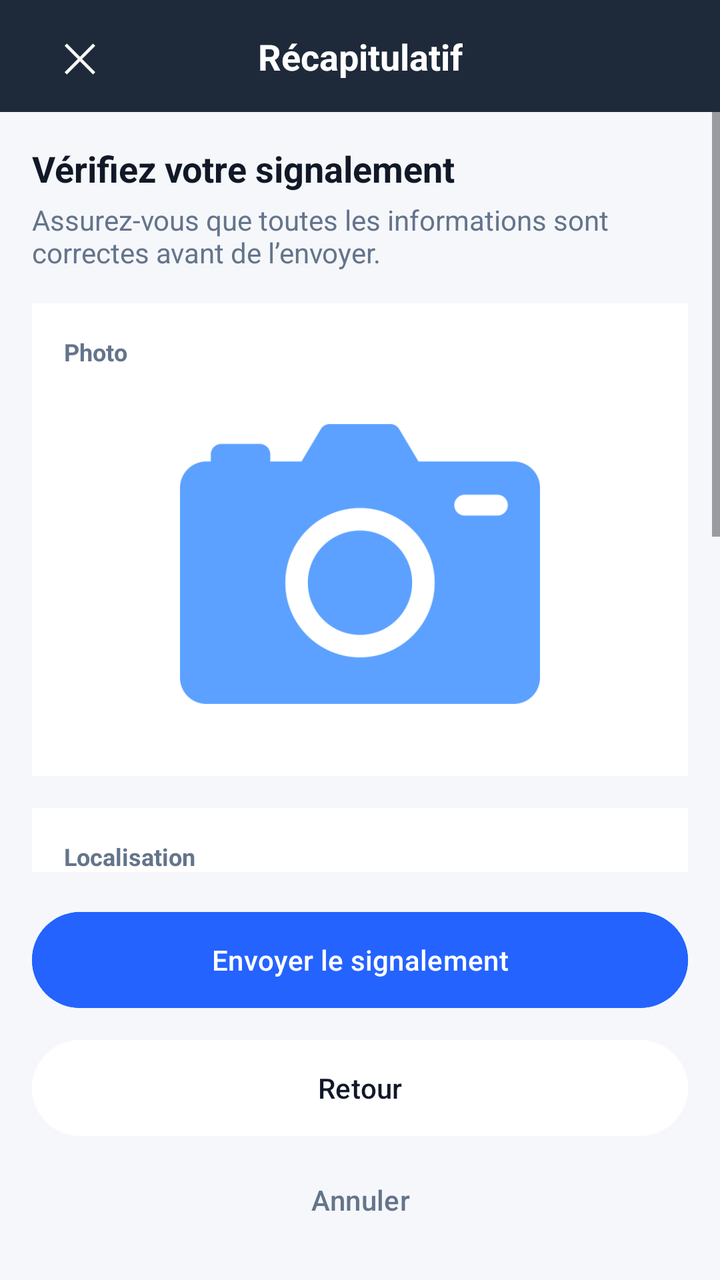
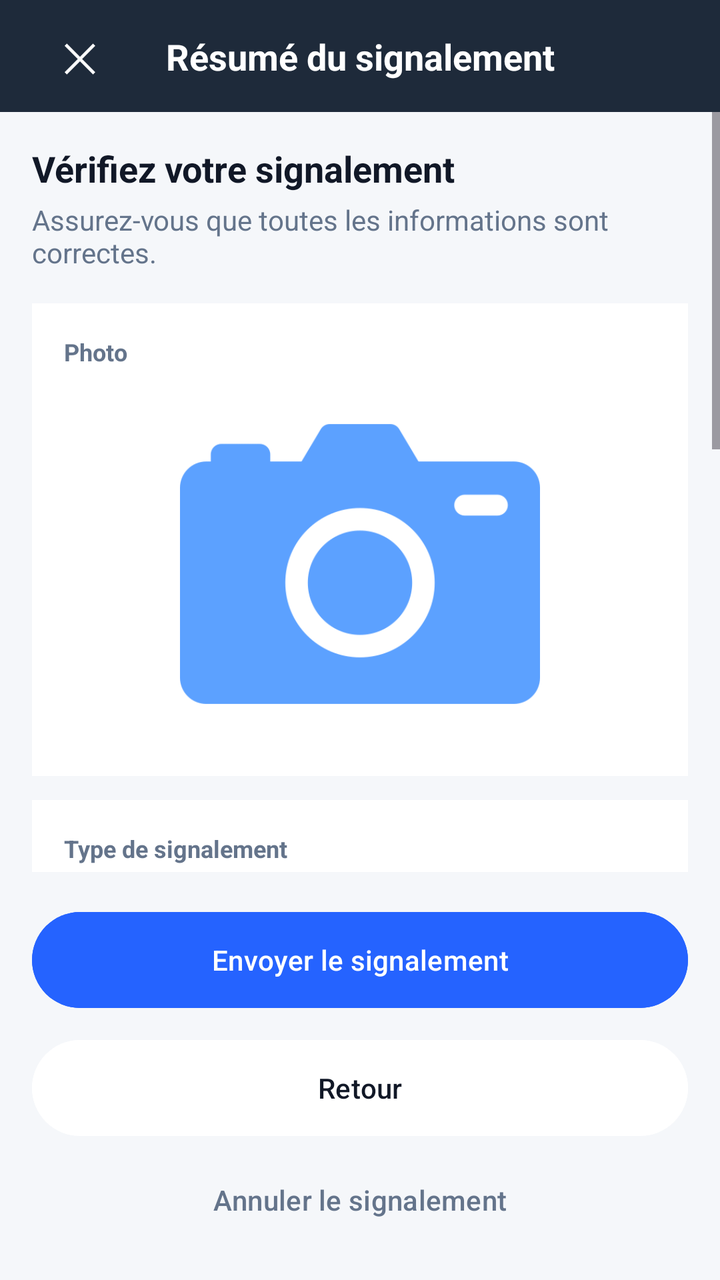

Two renders of the same Android screen: before a commit and after it. Below are the layout's source before the change and the commit's diff.
<!-- AndroidManifest.xml: application theme Theme.Obstrack -->
<!-- res/layout/fragment_report_summary.xml -->
<?xml version="1.0" encoding="utf-8"?>
<LinearLayout xmlns:android="http://schemas.android.com/apk/res/android"
    xmlns:app="http://schemas.android.com/apk/res-auto"
    android:layout_width="match_parent"
    android:layout_height="match_parent"
    android:background="#F5F7FA"
    android:orientation="vertical">

    <androidx.constraintlayout.widget.ConstraintLayout
        android:layout_width="match_parent"
        android:layout_height="56dp"
        android:background="#1E2A3A"
        android:paddingHorizontal="16dp">

        <TextView
            android:id="@+id/btn_back"
            android:layout_width="48dp"
            android:layout_height="48dp"
            android:gravity="center"
            android:text="✕"
            android:textColor="#FFFFFF"
            android:textSize="20sp"
            app:layout_constraintBottom_toBottomOf="parent"
            app:layout_constraintStart_toStartOf="parent"
            app:layout_constraintTop_toTopOf="parent" />

        <TextView
            android:layout_width="wrap_content"
            android:layout_height="wrap_content"
            android:text="@string/summary_title"
            android:textColor="#FFFFFF"
            android:textSize="18sp"
            android:textStyle="bold"
            app:layout_constraintBottom_toBottomOf="parent"
            app:layout_constraintEnd_toEndOf="parent"
            app:layout_constraintStart_toStartOf="parent"
            app:layout_constraintTop_toTopOf="parent" />
    </androidx.constraintlayout.widget.ConstraintLayout>

    <ScrollView
        android:layout_width="match_parent"
        android:layout_height="0dp"
        android:layout_weight="1">

        <LinearLayout
            android:layout_width="match_parent"
            android:layout_height="wrap_content"
            android:orientation="vertical"
            android:padding="16dp">

            <LinearLayout
                android:layout_width="match_parent"
                android:layout_height="wrap_content"
                android:background="#00000000"
                android:orientation="vertical"
                android:paddingBottom="16dp">

                <TextView
                    android:layout_width="wrap_content"
                    android:layout_height="wrap_content"
                    android:text="@string/summary_verify_title"
                    android:textColor="#111827"
                    android:textSize="18sp"
                    android:textStyle="bold" />

                <TextView
                    android:layout_width="wrap_content"
                    android:layout_height="wrap_content"
                    android:layout_marginTop="4dp"
                    android:text="@string/summary_verify_desc"
                    android:textColor="#64748B"
                    android:textSize="14sp" />
            </LinearLayout>

            <LinearLayout
                android:layout_width="match_parent"
                android:layout_height="wrap_content"
                android:layout_marginBottom="16dp"
                android:background="#FFFFFF"
                android:orientation="vertical"
                android:padding="16dp">

                <TextView
                    android:layout_width="wrap_content"
                    android:layout_height="wrap_content"
                    android:text="@string/label_photo"
                    android:textColor="#64748B"
                    android:textSize="12sp"
                    android:textStyle="bold" />

                <ImageView
                    android:id="@+id/summary_image"
                    android:layout_width="match_parent"
                    android:layout_height="180dp"
                    android:layout_marginTop="8dp"
                    android:scaleType="centerInside"
                    android:src="@mipmap/icone_photo" />
            </LinearLayout>

            <LinearLayout
                android:layout_width="match_parent"
                android:layout_height="wrap_content"
                android:layout_marginBottom="16dp"
                android:background="#FFFFFF"
                android:orientation="vertical"
                android:padding="16dp">

                <TextView
                    android:layout_width="wrap_content"
                    android:layout_height="wrap_content"
                    android:text="@string/label_location"
                    android:textColor="#64748B"
                    android:textSize="12sp"
                    android:textStyle="bold" />

                <TextView
                    android:id="@+id/summary_address"
                    android:layout_width="match_parent"
                    android:layout_height="wrap_content"
                    android:layout_marginTop="8dp"
                    android:drawablePadding="8dp"
                    android:text="Adresse"
                    android:textColor="#111827"
                    android:textSize="16sp" />
            </LinearLayout>

            <LinearLayout
                android:layout_width="match_parent"
                android:layout_height="wrap_content"
                android:layout_marginBottom="16dp"
                android:background="#FFFFFF"
                android:orientation="vertical"
                android:padding="16dp">

                <TextView
                    android:layout_width="wrap_content"
                    android:layout_height="wrap_content"
                    android:text="@string/label_details_obstacle"
                    android:textColor="#64748B"
                    android:textSize="12sp"
                    android:textStyle="bold" />

                <LinearLayout
                    android:layout_width="match_parent"
                    android:layout_height="wrap_content"
                    android:layout_marginTop="12dp"
                    android:orientation="vertical">

                    <LinearLayout
                        android:layout_width="match_parent"
                        android:layout_height="wrap_content"
                        android:layout_marginBottom="8dp"
                        android:orientation="horizontal">

                        <TextView
                            android:layout_width="0dp"
                            android:layout_height="wrap_content"
                            android:layout_weight="1"
                            android:text="Catégorie"
                            android:textColor="#64748B" />

                        <TextView
                            android:id="@+id/summary_category"
                            android:layout_width="wrap_content"
                            android:layout_height="wrap_content"
                            android:text="Obstacle"
                            android:textColor="#111827"
                            android:textStyle="bold" />
                    </LinearLayout>

                    <LinearLayout
                        android:layout_width="match_parent"
                        android:layout_height="wrap_content"
                        android:layout_marginBottom="8dp"
                        android:orientation="horizontal">

                        <TextView
                            android:layout_width="0dp"
                            android:layout_height="wrap_content"
                            android:layout_weight="1"
                            android:text="Taille"
                            android:textColor="#64748B" />

                        <TextView
                            android:id="@+id/summary_size"
                            android:layout_width="wrap_content"
                            android:layout_height="wrap_content"
                            android:text="Petit"
                            android:textColor="#111827"
                            android:textStyle="bold" />
                    </LinearLayout>

                    <LinearLayout
                        android:layout_width="match_parent"
                        android:layout_height="wrap_content"
                        android:orientation="horizontal">

                        <TextView
                            android:layout_width="0dp"
                            android:layout_height="wrap_content"
                            android:layout_weight="1"
                            android:text="Niveau de danger"
                            android:textColor="#64748B" />

                        <TextView
                            android:id="@+id/summary_danger"
                            android:layout_width="wrap_content"
                            android:layout_height="wrap_content"
                            android:text="Modéré"
                            android:textColor="#EA580C"
                            android:textStyle="bold" />
                    </LinearLayout>
                </LinearLayout>
            </LinearLayout>

            <TextView
                android:layout_width="match_parent"
                android:layout_height="wrap_content"
                android:background="#EFF6FF"
                android:padding="12dp"
                android:text="@string/summary_info_text"
                android:textColor="#1E40AF"
                android:textSize="13sp" />

        </LinearLayout>
    </ScrollView>

    <LinearLayout
        android:layout_width="match_parent"
        android:layout_height="wrap_content"
        android:orientation="vertical"
        android:padding="16dp">

        <Button
            android:id="@+id/btn_send_report"
            android:layout_width="match_parent"
            android:layout_height="56dp"
            android:backgroundTint="#2563FF"
            android:text="@string/btn_send_report"
            android:textAllCaps="false"
            android:textColor="#FFFFFF" />

        <Button
            android:id="@+id/btn_back_summary"
            android:layout_width="match_parent"
            android:layout_height="56dp"
            android:layout_marginTop="8dp"
            android:backgroundTint="#FFFFFF"
            android:text="@string/btn_back"
            android:textAllCaps="false"
            android:textColor="#111827" />

        <Button
            android:id="@+id/btn_cancel_summary"
            android:layout_width="match_parent"
            android:layout_height="48dp"
            android:layout_marginTop="4dp"
            android:background="#00000000"
            android:text="@string/btn_cancel_report"
            android:textAllCaps="false"
            android:textColor="#64748B" />
    </LinearLayout>

</LinearLayout>
<!-- resources referenced by this layout -->
<resources>
  <!-- mipmap icone_photo: png bitmap (mipmap-hdpi, 13240 bytes) -->
  <string name="btn_back">Retour</string>
  <string name="btn_cancel_report">Annuler</string>
  <string name="btn_send_report">Envoyer le signalement</string>
  <string name="label_details_obstacle">Détails de l’obstacle</string>
  <string name="label_location">Localisation</string>
  <string name="label_photo">Photo</string>
  <string name="summary_info_text">Une fois envoyé, votre signalement sera traité dans les plus brefs délais. Vous pourrez suivre son évolution dans la section \"Suivi\".</string>
  <string name="summary_title">Récapitulatif</string>
  <string name="summary_verify_desc">Assurez-vous que toutes les informations sont correctes avant de l’envoyer.</string>
  <string name="summary_verify_title">Vérifiez votre signalement</string>
  <style name="Theme.Obstrack" parent="Theme.Material3.Light.NoActionBar">
          <item name="colorPrimary">@color/blue_obstrack</item>
          <item name="colorPrimaryVariant">@color/blue_night</item>
          <item name="colorOnPrimary">@color/white</item>
          <item name="colorSecondary">@color/blue_obstrack</item>
          <item name="colorSecondaryVariant">@color/blue_night</item>
          <item name="colorOnSecondary">@color/black</item>
          <item name="android:statusBarColor">@color/blue_night</item>
      </style>
  <color name="blue_obstrack">#2563FF</color>
  <color name="blue_night">#1E2B3C</color>
  <color name="white">#FFFFFF</color>
  <color name="black">#000000</color>
</resources>

<!-- the commit's change to res/layout/fragment_report_summary.xml (unified diff, before → after) -->
@@ -27,7 +27,7 @@
         <TextView
             android:layout_width="wrap_content"
             android:layout_height="wrap_content"
-            android:text="@string/summary_title"
+            android:text="Résumé du signalement"
             android:textColor="#FFFFFF"
             android:textSize="18sp"
             android:textStyle="bold"
@@ -51,14 +51,13 @@
             <LinearLayout
                 android:layout_width="match_parent"
                 android:layout_height="wrap_content"
-                android:background="#00000000"
                 android:orientation="vertical"
                 android:paddingBottom="16dp">
 
                 <TextView
                     android:layout_width="wrap_content"
                     android:layout_height="wrap_content"
-                    android:text="@string/summary_verify_title"
+                    android:text="Vérifiez votre signalement"
                     android:textColor="#111827"
                     android:textSize="18sp"
                     android:textStyle="bold" />
@@ -67,7 +66,7 @@
                     android:layout_width="wrap_content"
                     android:layout_height="wrap_content"
                     android:layout_marginTop="4dp"
-                    android:text="@string/summary_verify_desc"
+                    android:text="Assurez-vous que toutes les informations sont correctes."
                     android:textColor="#64748B"
                     android:textSize="14sp" />
             </LinearLayout>
@@ -75,15 +74,15 @@
             <LinearLayout
                 android:layout_width="match_parent"
                 android:layout_height="wrap_content"
-                android:layout_marginBottom="16dp"
-                android:background="#FFFFFF"
-                android:orientation="vertical"
-                android:padding="16dp">
-
-                <TextView
-                    android:layout_width="wrap_content"
-                    android:layout_height="wrap_content"
-                    android:text="@string/label_photo"
+                android:layout_marginBottom="12dp"
+                android:background="#FFFFFF"
+                android:orientation="vertical"
+                android:padding="16dp">
+
+                <TextView
+                    android:layout_width="wrap_content"
+                    android:layout_height="wrap_content"
+                    android:text="Photo"
                     android:textColor="#64748B"
                     android:textSize="12sp"
                     android:textStyle="bold" />
@@ -100,15 +99,41 @@
             <LinearLayout
                 android:layout_width="match_parent"
                 android:layout_height="wrap_content"
-                android:layout_marginBottom="16dp"
-                android:background="#FFFFFF"
-                android:orientation="vertical"
-                android:padding="16dp">
-
-                <TextView
-                    android:layout_width="wrap_content"
-                    android:layout_height="wrap_content"
-                    android:text="@string/label_location"
+                android:layout_marginBottom="12dp"
+                android:background="#FFFFFF"
+                android:orientation="vertical"
+                android:padding="16dp">
+
+                <TextView
+                    android:layout_width="wrap_content"
+                    android:layout_height="wrap_content"
+                    android:text="Type de signalement"
+                    android:textColor="#64748B"
+                    android:textSize="12sp"
+                    android:textStyle="bold" />
+
+                <TextView
+                    android:id="@+id/summary_type"
+                    android:layout_width="match_parent"
+                    android:layout_height="wrap_content"
+                    android:layout_marginTop="4dp"
+                    android:textColor="#111827"
+                    android:textSize="16sp"
+                    android:textStyle="bold" />
+            </LinearLayout>
+
+            <LinearLayout
+                android:layout_width="match_parent"
+                android:layout_height="wrap_content"
+                android:layout_marginBottom="12dp"
+                android:background="#FFFFFF"
+                android:orientation="vertical"
+                android:padding="16dp">
+
+                <TextView
+                    android:layout_width="wrap_content"
+                    android:layout_height="wrap_content"
+                    android:text="Localisation"
                     android:textColor="#64748B"
                     android:textSize="12sp"
                     android:textStyle="bold" />
@@ -117,25 +142,23 @@
                     android:id="@+id/summary_address"
                     android:layout_width="match_parent"
                     android:layout_height="wrap_content"
-                    android:layout_marginTop="8dp"
-                    android:drawablePadding="8dp"
-                    android:text="Adresse"
+                    android:layout_marginTop="4dp"
                     android:textColor="#111827"
-                    android:textSize="16sp" />
-            </LinearLayout>
-
-            <LinearLayout
-                android:layout_width="match_parent"
-                android:layout_height="wrap_content"
-                android:layout_marginBottom="16dp"
-                android:background="#FFFFFF"
-                android:orientation="vertical"
-                android:padding="16dp">
-
-                <TextView
-                    android:layout_width="wrap_content"
-                    android:layout_height="wrap_content"
-                    android:text="@string/label_details_obstacle"
+                    android:textSize="15sp" />
+            </LinearLayout>
+
+            <LinearLayout
+                android:layout_width="match_parent"
+                android:layout_height="wrap_content"
+                android:layout_marginBottom="12dp"
+                android:background="#FFFFFF"
+                android:orientation="vertical"
+                android:padding="16dp">
+
+                <TextView
+                    android:layout_width="wrap_content"
+                    android:layout_height="wrap_content"
+                    android:text="Détails de l'obstacle"
                     android:textColor="#64748B"
                     android:textSize="12sp"
                     android:textStyle="bold" />
@@ -163,7 +186,6 @@
                             android:id="@+id/summary_category"
                             android:layout_width="wrap_content"
                             android:layout_height="wrap_content"
-                            android:text="Obstacle"
                             android:textColor="#111827"
                             android:textStyle="bold" />
                     </LinearLayout>
@@ -185,8 +207,28 @@
                             android:id="@+id/summary_size"
                             android:layout_width="wrap_content"
                             android:layout_height="wrap_content"
-                            android:text="Petit"
                             android:textColor="#111827"
+                            android:textStyle="bold" />
+                    </LinearLayout>
+
+                    <LinearLayout
+                        android:layout_width="match_parent"
+                        android:layout_height="wrap_content"
+                        android:layout_marginBottom="8dp"
+                        android:orientation="horizontal">
+
+                        <TextView
+                            android:layout_width="0dp"
+                            android:layout_height="wrap_content"
+                            android:layout_weight="1"
+                            android:text="Niveau de danger"
+                            android:textColor="#64748B" />
+
+                        <TextView
+                            android:id="@+id/summary_danger"
+                            android:layout_width="wrap_content"
+                            android:layout_height="wrap_content"
+                            android:textColor="#EA580C"
                             android:textStyle="bold" />
                     </LinearLayout>
 
@@ -199,28 +241,67 @@
                             android:layout_width="0dp"
                             android:layout_height="wrap_content"
                             android:layout_weight="1"
-                            android:text="Niveau de danger"
+                            android:text="Contexte"
                             android:textColor="#64748B" />
 
                         <TextView
-                            android:id="@+id/summary_danger"
+                            android:id="@+id/summary_context"
                             android:layout_width="wrap_content"
                             android:layout_height="wrap_content"
-                            android:text="Modéré"
-                            android:textColor="#EA580C"
+                            android:textColor="#111827"
                             android:textStyle="bold" />
                     </LinearLayout>
                 </LinearLayout>
             </LinearLayout>
 
-            <TextView
+            <LinearLayout
+                android:layout_width="match_parent"
+                android:layout_height="wrap_content"
+                android:layout_marginBottom="12dp"
+                android:background="#FFFFFF"
+                android:orientation="vertical"
+                android:padding="16dp">
+
+                <TextView
+                    android:layout_width="wrap_content"
+                    android:layout_height="wrap_content"
+                    android:text="Description"
+                    android:textColor="#64748B"
+                    android:textSize="12sp"
+                    android:textStyle="bold" />
+
+                <TextView
+                    android:id="@+id/summary_description"
+                    android:layout_width="match_parent"
+                    android:layout_height="wrap_content"
+                    android:layout_marginTop="4dp"
+                    android:textColor="#111827"
+                    android:textSize="14sp" />
+            </LinearLayout>
+
+            <LinearLayout
                 android:layout_width="match_parent"
                 android:layout_height="wrap_content"
                 android:background="#EFF6FF"
-                android:padding="12dp"
-                android:text="@string/summary_info_text"
-                android:textColor="#1E40AF"
-                android:textSize="13sp" />
+                android:orientation="vertical"
+                android:padding="16dp">
+
+                <TextView
+                    android:layout_width="wrap_content"
+                    android:layout_height="wrap_content"
+                    android:text="Protocole de sécurité"
+                    android:textColor="#1E40AF"
+                    android:textSize="12sp"
+                    android:textStyle="bold" />
+
+                <TextView
+                    android:id="@+id/summary_protocol"
+                    android:layout_width="match_parent"
+                    android:layout_height="wrap_content"
+                    android:layout_marginTop="4dp"
+                    android:textColor="#1E40AF"
+                    android:textSize="13sp" />
+            </LinearLayout>
 
         </LinearLayout>
     </ScrollView>
@@ -236,7 +317,7 @@
             android:layout_width="match_parent"
             android:layout_height="56dp"
             android:backgroundTint="#2563FF"
-            android:text="@string/btn_send_report"
+            android:text="Envoyer le signalement"
             android:textAllCaps="false"
             android:textColor="#FFFFFF" />
 
@@ -246,7 +327,7 @@
             android:layout_height="56dp"
             android:layout_marginTop="8dp"
             android:backgroundTint="#FFFFFF"
-            android:text="@string/btn_back"
+            android:text="Retour"
             android:textAllCaps="false"
             android:textColor="#111827" />
 
@@ -256,7 +337,7 @@
             android:layout_height="48dp"
             android:layout_marginTop="4dp"
             android:background="#00000000"
-            android:text="@string/btn_cancel_report"
+            android:text="Annuler le signalement"
             android:textAllCaps="false"
             android:textColor="#64748B" />
     </LinearLayout>
<!-- resource entries referenced after the edit -->
@@ -1,16 +1,6 @@
 <!-- resources referenced by this layout -->
 <resources>
   <!-- mipmap icone_photo: png bitmap (mipmap-hdpi, 13240 bytes) -->
-  <string name="btn_back">Retour</string>
-  <string name="btn_cancel_report">Annuler</string>
-  <string name="btn_send_report">Envoyer le signalement</string>
-  <string name="label_details_obstacle">Détails de l’obstacle</string>
-  <string name="label_location">Localisation</string>
-  <string name="label_photo">Photo</string>
-  <string name="summary_info_text">Une fois envoyé, votre signalement sera traité dans les plus brefs délais. Vous pourrez suivre son évolution dans la section \"Suivi\".</string>
-  <string name="summary_title">Récapitulatif</string>
-  <string name="summary_verify_desc">Assurez-vous que toutes les informations sont correctes avant de l’envoyer.</string>
-  <string name="summary_verify_title">Vérifiez votre signalement</string>
   <style name="Theme.Obstrack" parent="Theme.Material3.Light.NoActionBar">
           <item name="colorPrimary">@color/blue_obstrack</item>
           <item name="colorPrimaryVariant">@color/blue_night</item>
@@ -20,9 +10,9 @@
           <item name="colorOnSecondary">@color/black</item>
           <item name="android:statusBarColor">@color/blue_night</item>
       </style>
-  <color name="blue_obstrack">#2563FF</color>
+  <color name="blue_obstrack">#2563EB</color>
   <color name="blue_night">#1E2B3C</color>
-  <color name="white">#FFFFFF</color>
-  <color name="black">#000000</color>
+  <color name="white">#FFFFFFFF</color>
+  <color name="black">#FF000000</color>
 </resources>
 
